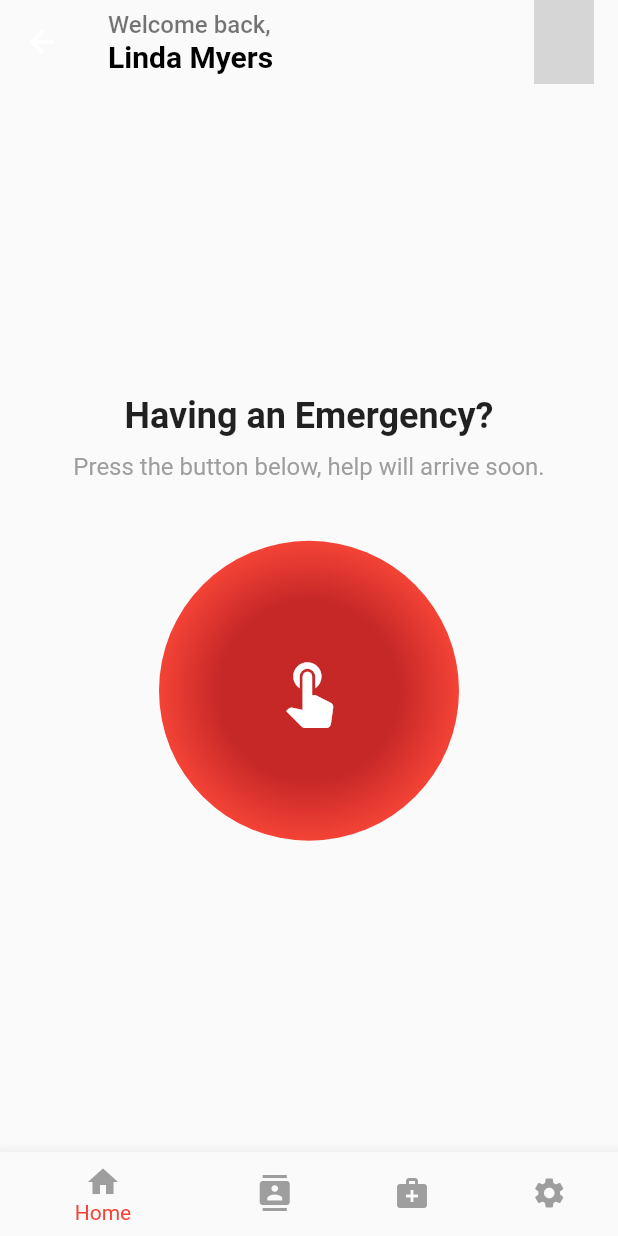
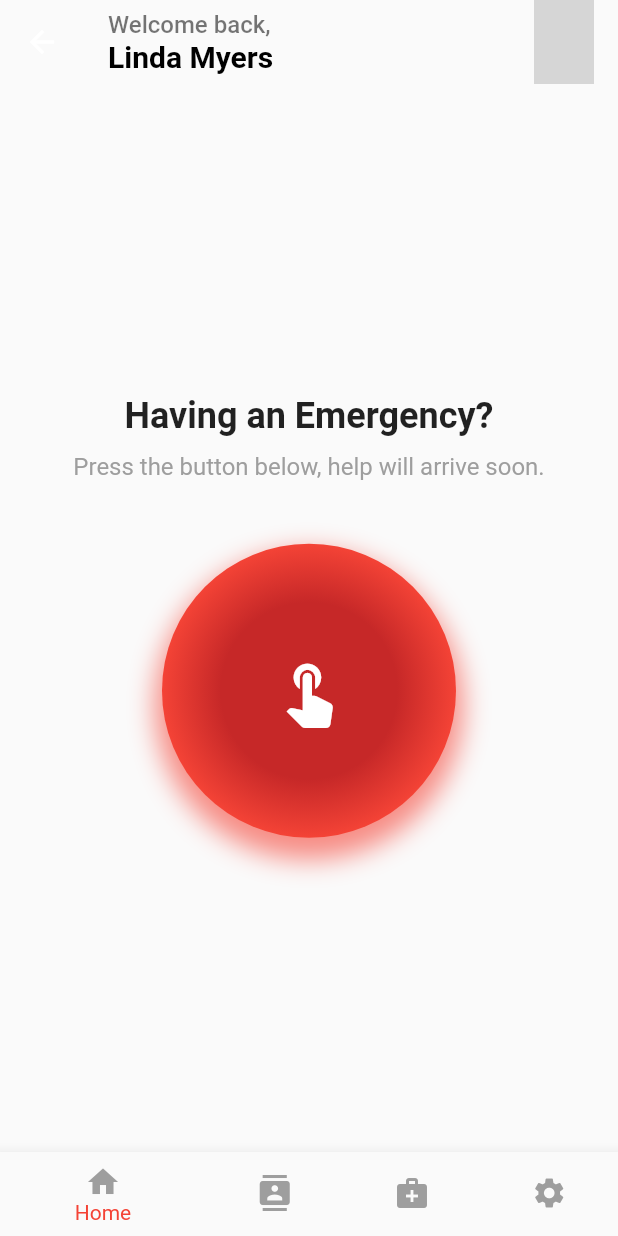
Before and after one commit to Mostafa-Mohamed4932/caremergencyswiftresponse, a Flutter app: the EmergencyHomeScreen screen opened directly, on a phone screen of 412 x 824 dp. Run offline on Flutter 3.47's test engine with Material 2 defaults, Android fonts, the phone set to English and light mode, and no system bars; our stand-ins replace cloud_firestore, firebase_core; accounts and stored records are empty; network calls fail; grey boxes are pictures that could not be loaded.

Commit message:
Big Red Button animation modification and overall UX improvement.

```diff
--- a/lib/home_screen.dart
+++ b/lib/home_screen.dart
@@ -5,14 +5,39 @@ class EmergencyHomeScreen extends StatefulWidget {
   _EmergencyHomeScreenState createState() => _EmergencyHomeScreenState();
 }
 
-class _EmergencyHomeScreenState extends State<EmergencyHomeScreen> {
+class _EmergencyHomeScreenState extends State<EmergencyHomeScreen> with SingleTickerProviderStateMixin {
   int _selectedIndex = 0;
+
+  late AnimationController _controller;
+  late Animation<double> _scaleAnimation;
+
+  @override
+  void initState() {
+    super.initState();
+    // Set up the animation controller and scale animation
+    _controller = AnimationController(
+      duration: const Duration(milliseconds: 100),
+      vsync: this,
+      lowerBound: 0.9,
+      upperBound: 1.0,
+    )..addListener(() {
+      setState(() {});
+    });
+
+    _scaleAnimation = CurvedAnimation(parent: _controller, curve: Curves.easeInOut);
+  }
 
   void _onItemTapped(int index) {
     setState(() {
       _selectedIndex = index;
     });
     // Add functionality for each tab here
+  }
+
+  @override
+  void dispose() {
+    _controller.dispose();
+    super.dispose();
   }
 
   @override
@@ -57,10 +82,16 @@ class _EmergencyHomeScreenState extends State<EmergencyHomeScreen> {
             ),
             SizedBox(height: 40),
             GestureDetector(
-              onTap: () {
-                // Add emergency button functionality here
+              onTapDown: (_) {
+                _controller.reverse(); // Shrink the button on press
+              },
+              onTapUp: (_) {
+                _controller.forward(); // Return to normal size after press
                 print('Emergency button pressed');
+                // Add any emergency button functionality here
               },
+              child: Transform.scale(
+                scale: _scaleAnimation.value, // Use the animated scale value
                 child: Stack(
                   alignment: Alignment.center,
                   children: [
@@ -71,15 +102,24 @@ class _EmergencyHomeScreenState extends State<EmergencyHomeScreen> {
                         shape: BoxShape.circle,
                         gradient: RadialGradient(
                           colors: [
-                          Colors.red.shade800, // Slightly lighter than before
-                          Colors.red.shade500, // Even lighter red
+                            Colors.red.shade800, // Slightly darker red
+                            Colors.red.shade500, // Lighter red
                           ],
-                        stops: [0.6, 1.0], // Adjust for a smooth gradient effect
+                          stops: [0.6, 1.0],
                         ),
+                        boxShadow: [
+                          BoxShadow(
+                            color: Colors.red.withOpacity(0.6),
+                            spreadRadius: 5,
+                            blurRadius: 15,
+                            offset: Offset(0, 10), // Shadow below the button
+                          ),
+                        ],
                       ),
                     ),
                     Icon(Icons.touch_app, size: 50, color: Colors.white),
                   ],
+                ),
               ),
             ),
           ],
```
Lines whose indentation alone changed are shown as unchanged.
